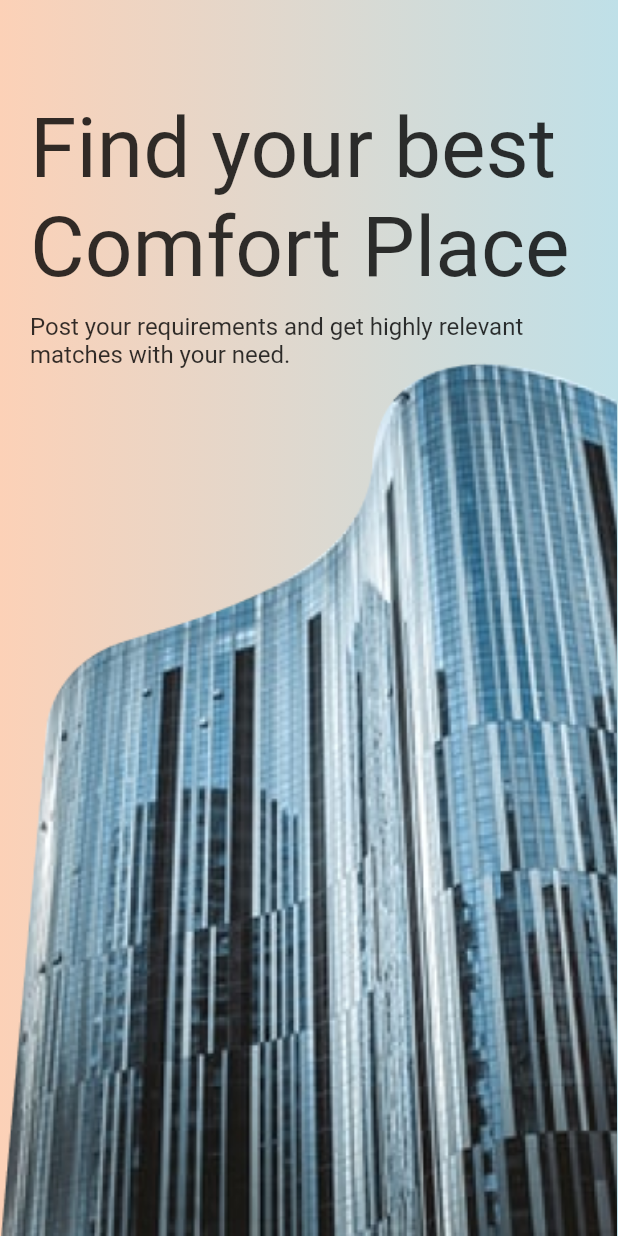
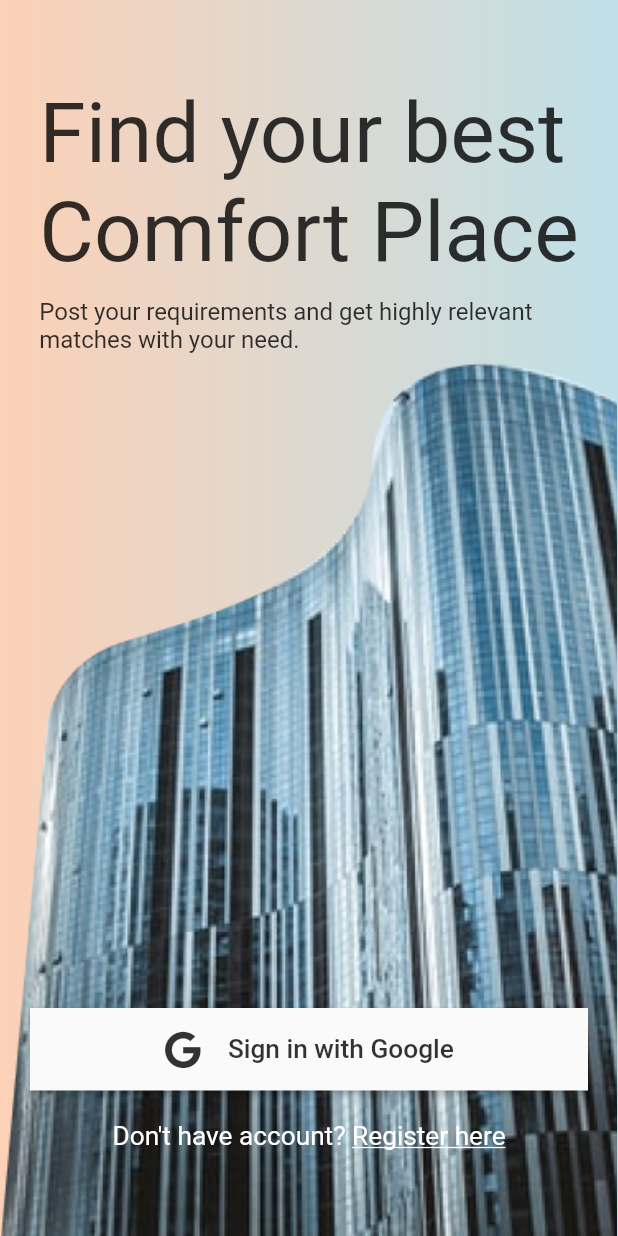
Before and after one commit to metaspook/comfort_place, a Flutter app: the screen it shows after launch, on a phone screen of 412 x 824 dp. Run offline on Flutter 3.47's test engine with Material 2 defaults, Android fonts, the phone set to English and light mode, and no system bars; our stand-ins replace cached_network_image, carousel_slider, font_awesome_flutter.

Commit message:
add landing auth bar

```diff
--- a/lib/pages/home_page.dart
+++ b/lib/pages/home_page.dart
@@ -1,4 +1,5 @@
-import 'package:comfort_place/widgets/landing_background.dart';
+import 'package:comfort_place/widgets/landing_auth_bar.dart';
+import 'package:comfort_place/widgets/widgets.dart';
 import 'package:flutter/material.dart';
 
 class HomePage extends StatelessWidget {
@@ -12,27 +13,14 @@ class HomePage extends StatelessWidget {
         children: [
           const LandingBackground(),
           Padding(
-            padding: const EdgeInsets.symmetric(horizontal: 20, vertical: 10),
+            padding: const EdgeInsets.symmetric(
+                horizontal: 20, vertical: kToolbarHeight),
             child: Column(
-              crossAxisAlignment: CrossAxisAlignment.stretch,
-              children: [
-                const SizedBox(height: kToolbarHeight),
-                Text(
-                  'Find your best\nComfort Place',
-                  style: Theme.of(context).textTheme.headline2!.copyWith(
-                        fontWeight: FontWeight.w400,
-                        color: Colors.black.withOpacity(.80),
-                      ),
-                ),
-                const SizedBox(height: 10),
-                Text(
-                  'Post your requirements and get highly relevant\nmatches with your need.',
-                  textAlign: TextAlign.start,
-                  style: Theme.of(context).textTheme.subtitle1!.copyWith(
-                        fontWeight: FontWeight.w400,
-                        color: Colors.black.withOpacity(.80),
-                      ),
-                ),
+              mainAxisAlignment: MainAxisAlignment.spaceBetween,
+              children: const [
+                // SizedBox(height: kToolbarHeight),
+                LandingTitleBar(),
+                LandingAuthBar(),
               ],
             ),
           ),
--- /dev/null
+++ b/lib/widgets/landing_auth_bar.dart
@@ -0,0 +1,55 @@
+import 'package:flutter/gestures.dart';
+import 'package:flutter/material.dart';
+import 'package:font_awesome_flutter/font_awesome_flutter.dart';
+
+class LandingAuthBar extends StatelessWidget {
+  const LandingAuthBar({Key? key}) : super(key: key);
+
+  @override
+  Widget build(BuildContext context) {
+    return Column(
+      children: [
+        ElevatedButton(
+          onPressed: () {},
+          style: ElevatedButton.styleFrom(
+            primary: Theme.of(context).scaffoldBackgroundColor,
+            padding: const EdgeInsets.symmetric(vertical: 15),
+            shape: RoundedRectangleBorder(
+              borderRadius: BorderRadius.circular(0),
+            ),
+          ),
+          child: Row(
+            mainAxisAlignment: MainAxisAlignment.center,
+            children: [
+              Icon(FontAwesomeIcons.google,
+                  size: 25, color: Colors.black.withOpacity(.80)),
+              const SizedBox(width: 17.5),
+              Text(
+                'Sign in with Google',
+                style: TextStyle(
+                    fontSize: 17.5, color: Colors.black.withOpacity(.80)),
+              ),
+            ],
+          ),
+        ),
+        const SizedBox(height: 20),
+        RichText(
+          text: TextSpan(
+              style:
+                  const TextStyle(fontSize: 17.5, fontWeight: FontWeight.w400),
+              children: [
+                const TextSpan(text: "Don't have account? "),
+                TextSpan(
+                    text: "Register here",
+                    style:
+                        const TextStyle(decoration: TextDecoration.underline),
+                    recognizer: TapGestureRecognizer()
+                      ..onTap = () {
+                        print('Signin Text Clicked');
+                      }),
+              ]),
+        ),
+      ],
+    );
+  }
+}
--- /dev/null
+++ b/lib/widgets/landing_title_bar.dart
@@ -0,0 +1,29 @@
+import 'package:flutter/material.dart';
+
+class LandingTitleBar extends StatelessWidget {
+  const LandingTitleBar({Key? key}) : super(key: key);
+
+  @override
+  Widget build(BuildContext context) {
+    return Column(
+      crossAxisAlignment: CrossAxisAlignment.start,
+      children: [
+        Text(
+          'Find your best\nComfort Place',
+          style: Theme.of(context).textTheme.headline2!.copyWith(
+                fontWeight: FontWeight.w400,
+                color: Colors.black.withOpacity(.80),
+              ),
+        ),
+        const SizedBox(height: 10),
+        Text(
+          'Post your requirements and get highly relevant\nmatches with your need.',
+          style: Theme.of(context).textTheme.subtitle1!.copyWith(
+                fontWeight: FontWeight.w400,
+                color: Colors.black.withOpacity(.80),
+              ),
+        ),
+      ],
+    );
+  }
+}
--- /dev/null
+++ b/lib/widgets/widgets.dart
@@ -0,0 +1,5 @@
+export 'landing_background.dart';
+export 'landing_title_bar.dart';
+export 'product_slide.dart';
+export 'search_bar.dart';
+export 'tab_button_bar.dart';
```
Also changed, not shown: pubspec.lock.
